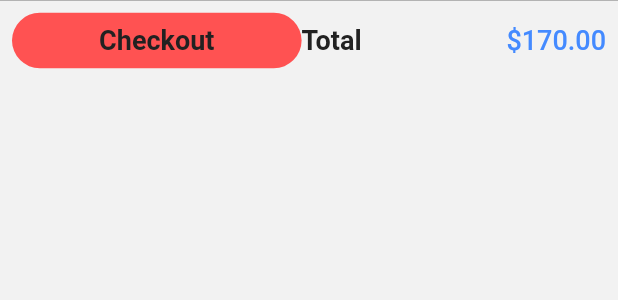
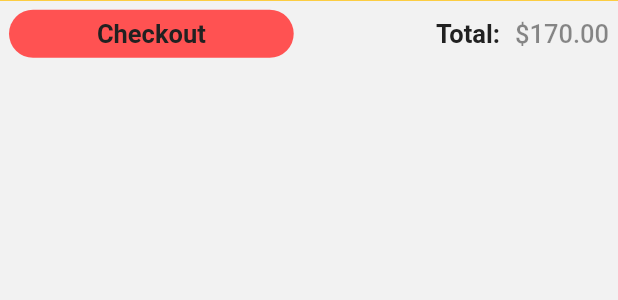
Before and after one commit to axelfelixfr/ecommerce-application, a Flutter app: the CartCheckout widget shown alone on an empty page, opened directly, on a phone screen of 412 x 824 dp. Shown: the top 300 px of the screen. Run offline on Flutter 3.47's test engine with Material 2 defaults, Android fonts, the phone set to English and light mode, and no system bars; our stand-ins replace line_icons, shared_preferences; missing offline and left inert: list_tile_switch; accounts and stored records are empty; network calls fail.

Commit message:
Nuevos colores y correccion en lista de cards

```diff
--- a/lib/pages/user_page.dart
+++ b/lib/pages/user_page.dart
@@ -1,4 +1,5 @@
 import 'package:ecommerce_application/providers/dark_theme_provider.dart';
+import 'package:ecommerce_application/utilities/my_app_colors.dart';
 import 'package:flutter/material.dart';
 import 'package:line_icons/line_icons.dart';
 import 'package:list_tile_switch/list_tile_switch.dart';
@@ -42,7 +43,10 @@ class _UserPageState extends State<UserPage> {
             return Container(
               decoration: BoxDecoration(
                 gradient: LinearGradient(
-                    colors: [Colors.amber, Colors.amberAccent],
+                    colors: [
+                      MyAppColors.gradiendYEnd,
+                      MyAppColors.gradiendYStart
+                    ],
                     begin: FractionalOffset(0.0, 0.0),
                     end: FractionalOffset(1.0, 0.0),
                     stops: [0.0, 1.0],
--- a/lib/utilities/my_app_colors.dart
+++ b/lib/utilities/my_app_colors.dart
@@ -18,8 +18,8 @@ class MyAppColors {
   static Color gradiendFEnd = Color(0xFFE1BEE7); //purple 100
   static Color endColor = Color(0xFFCE93D8); //purple 200
   static Color purple300 = Color(0xFFBA68C8); //purple 300
-  static Color gradiendLEnd = Color(0xFFAB47BC); //purple 400
-  static Color gradiendLStart = Color(0xFFAA00FF); //purpleaccent 700
+  static Color gradiendYEnd = Color(0xFFFFC107); //purple 400
+  static Color gradiendYStart = Color(0xFFFFD740); //purpleaccent 700
   static Color starterColor = Color(0xFF8E24AA); //purple 600
   static Color purple800 = Color(0xFF6A1B9A);
 }
--- a/lib/utilities/my_app_theme.dart
+++ b/lib/utilities/my_app_theme.dart
@@ -14,7 +14,7 @@ class MyAppTheme {
           : Color.fromARGB(255, 242, 242, 242),
       accentColor: Colors.deepPurple,
       backgroundColor:
-          isDarkTheme ? Color.fromARGB(255, 242, 242, 242) : Colors.white,
+          isDarkTheme ? Color.fromARGB(255, 55, 55, 55) : Colors.white,
       indicatorColor: isDarkTheme ? Color(0xff0E1D36) : Color(0xffCBDCF8),
       buttonColor: isDarkTheme ? Color(0xff3B3B3B) : Color(0xffF1F5FB),
       hintColor: isDarkTheme ? Colors.grey.shade300 : Colors.grey.shade800,
--- a/lib/widgets/cart_page/cart_checkout.dart
+++ b/lib/widgets/cart_page/cart_checkout.dart
@@ -1,13 +1,17 @@
+import 'package:ecommerce_application/providers/dark_theme_provider.dart';
 import 'package:flutter/material.dart';
+import 'package:provider/provider.dart';
 
 class CartCheckout extends StatelessWidget {
   @override
   Widget build(BuildContext context) {
+    final themeChange = Provider.of<DarkThemeProvider>(context);
+
     return Container(
         decoration: BoxDecoration(
-            border: Border(top: BorderSide(color: Colors.grey, width: 0.5))),
+            border: Border(top: BorderSide(color: Colors.amber, width: 0.5))),
         child: Padding(
-          padding: const EdgeInsets.all(8.0),
+          padding: const EdgeInsets.all(6.0),
           child: Row(
               // mainAxisAlignment: MainAxisAlignment.spaceBetween,
               children: [
@@ -20,27 +24,32 @@ class CartCheckout extends StatelessWidget {
                           borderRadius: BorderRadius.circular(30),
                           onTap: () {},
                           child: Padding(
-                              padding: const EdgeInsets.all(8.0),
+                              padding: const EdgeInsets.all(6.0),
                               child: Text('Checkout',
                                   textAlign: TextAlign.center,
                                   style: TextStyle(
                                       color:
                                           Theme.of(context).textSelectionColor,
-                                      fontSize: 18,
+                                      fontSize: 17,
                                       fontWeight: FontWeight.w600))),
                         ))),
-                Text('Total',
+                Spacer(),
+                Text('Total:',
                     style: TextStyle(
                         color: Theme.of(context).textSelectionColor,
-                        fontSize: 18,
+                        fontSize: 17,
                         fontWeight: FontWeight.w600)),
-                Spacer(),
-                Text('\$170.00',
-                    textAlign: TextAlign.center,
-                    style: TextStyle(
-                        color: Colors.blueAccent,
-                        fontSize: 18,
-                        fontWeight: FontWeight.w500))
+                Padding(
+                  padding: const EdgeInsets.only(left: 10.0),
+                  child: Text('\$170.00',
+                      textAlign: TextAlign.center,
+                      style: TextStyle(
+                          color: themeChange.darkTheme
+                              ? Colors.white70
+                              : Colors.black45,
+                          fontSize: 17,
+                          fontWeight: FontWeight.w500)),
+                )
               ]),
         ));
   }
```
Also changed, not shown: lib/pages/cart_page.dart (+6 -7 lines), lib/widgets/bottom_navigation.dart (+4 -4 lines), lib/widgets/cart_page/cart_products.dart (+29 -24 lines).
